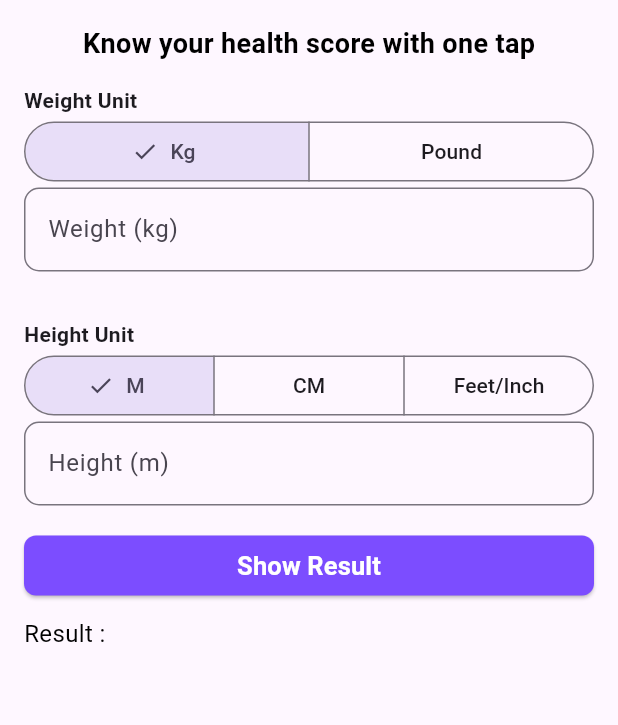
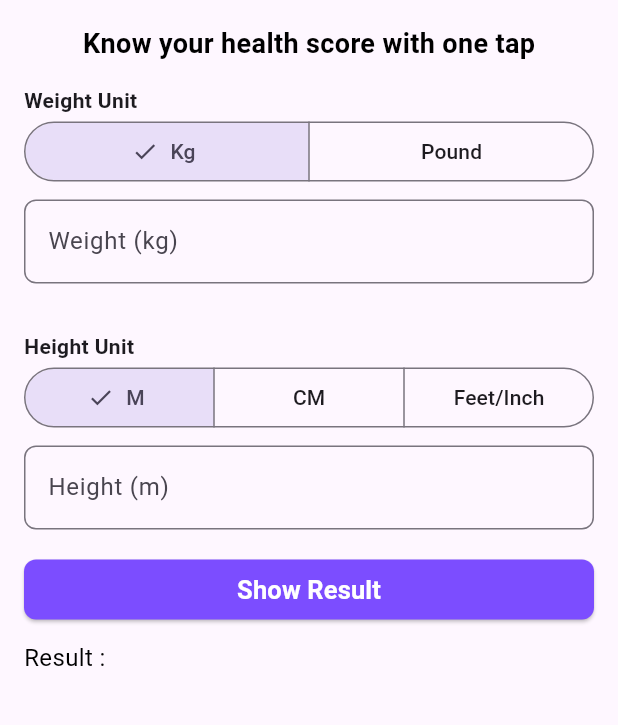
Before and after one commit to Shishir707/BMI-Calculator, a Flutter app: the screen it shows after launch, on a phone screen of 412 x 824 dp, the part 84-809 px from its top. Run offline on Flutter 3.47's test engine with Material 3 defaults, Android fonts, the phone set to English and light mode, and no system bars.

Commit message:
formated button and input field

```diff
--- a/lib/bmi_app.dart
+++ b/lib/bmi_app.dart
@@ -44,6 +44,7 @@ class _BmiAppState extends State<BmiApp> {
             ),
           ),
           SizedBox(height: 15),
+
           /// ====================== Weight Unit ==================
           Text(
             'Weight Unit',
@@ -65,65 +66,72 @@ class _BmiAppState extends State<BmiApp> {
               weightType = value.first;
             }),
           ),
-          if (weightType == WeightType.kg)...[
+          SizedBox(height: 8,),
+          if (weightType == WeightType.kg) ...[
             TextField(
               keyboardType: TextInputType.number,
               decoration: InputDecoration(
                 labelText: 'Weight (kg)',
                 border: OutlineInputBorder(
-                  borderRadius: BorderRadius.circular(10),
+                  borderRadius: BorderRadius.circular(8),
                 ),
               ),
-            )
-          ] else...[
+            ),
+          ] else ...[
             TextField(
               keyboardType: TextInputType.number,
               decoration: InputDecoration(
                 labelText: 'Weight (pound)',
                 border: OutlineInputBorder(
-                  borderRadius: BorderRadius.circular(10),
+                  borderRadius: BorderRadius.circular(8),
                 ),
               ),
             ),
           ],
           SizedBox(height: 16),
           SizedBox(height: 16),
+
           /// ========================== Height Unit ==========================
           Text(
             'Height Unit',
             style: TextStyle(fontSize: 14, fontWeight: FontWeight.bold),
           ),
-          SegmentedButton(segments: [
-            ButtonSegment(value: HeightType.m , label: Text('M')),
-            ButtonSegment(value: HeightType.cm, label: Text('CM')),
-            ButtonSegment(value: HeightType.feetInch, label: Text('Feet/Inch'))
-          ],
-              selected: {heightType},
+          SegmentedButton(
+            segments: [
+              ButtonSegment(value: HeightType.m, label: Text('M')),
+              ButtonSegment(value: HeightType.cm, label: Text('CM')),
+              ButtonSegment(
+                value: HeightType.feetInch,
+                label: Text('Feet/Inch'),
+              ),
+            ],
+            selected: {heightType},
             onSelectionChanged: (value) => setState(() {
               heightType = value.first;
             }),
           ),
-          if (heightType == HeightType.m)...[
+          SizedBox(height: 8,),
+          if (heightType == HeightType.m) ...[
             TextField(
               keyboardType: TextInputType.number,
               decoration: InputDecoration(
                 labelText: 'Height (m)',
                 border: OutlineInputBorder(
-                  borderRadius: BorderRadius.circular(10),
+                  borderRadius: BorderRadius.circular(8),
                 ),
               ),
-            )
-          ] else if (heightType == HeightType.cm)...[
+            ),
+          ] else if (heightType == HeightType.cm) ...[
             TextField(
               keyboardType: TextInputType.number,
               decoration: InputDecoration(
                 labelText: 'Height (cm)',
                 border: OutlineInputBorder(
-                  borderRadius: BorderRadius.circular(10),
+                  borderRadius: BorderRadius.circular(8),
                 ),
               ),
-            )
-          ]else...[
+            ),
+          ] else ...[
             Row(
               children: [
                 Expanded(
@@ -132,7 +140,7 @@ class _BmiAppState extends State<BmiApp> {
                     decoration: InputDecoration(
                       labelText: "Feet (')",
                       border: OutlineInputBorder(
-                        borderRadius: BorderRadius.circular(10),
+                        borderRadius: BorderRadius.circular(5),
                       ),
                     ),
                   ),
@@ -144,13 +152,13 @@ class _BmiAppState extends State<BmiApp> {
                     decoration: InputDecoration(
                       labelText: 'Inch (")',
                       border: OutlineInputBorder(
-                        borderRadius: BorderRadius.circular(10),
+                        borderRadius: BorderRadius.circular(5),
                       ),
                     ),
                   ),
-                )
+                ),
               ],
-            )
+            ),
           ],
           SizedBox(height: 16),
           ElevatedButton(
```
